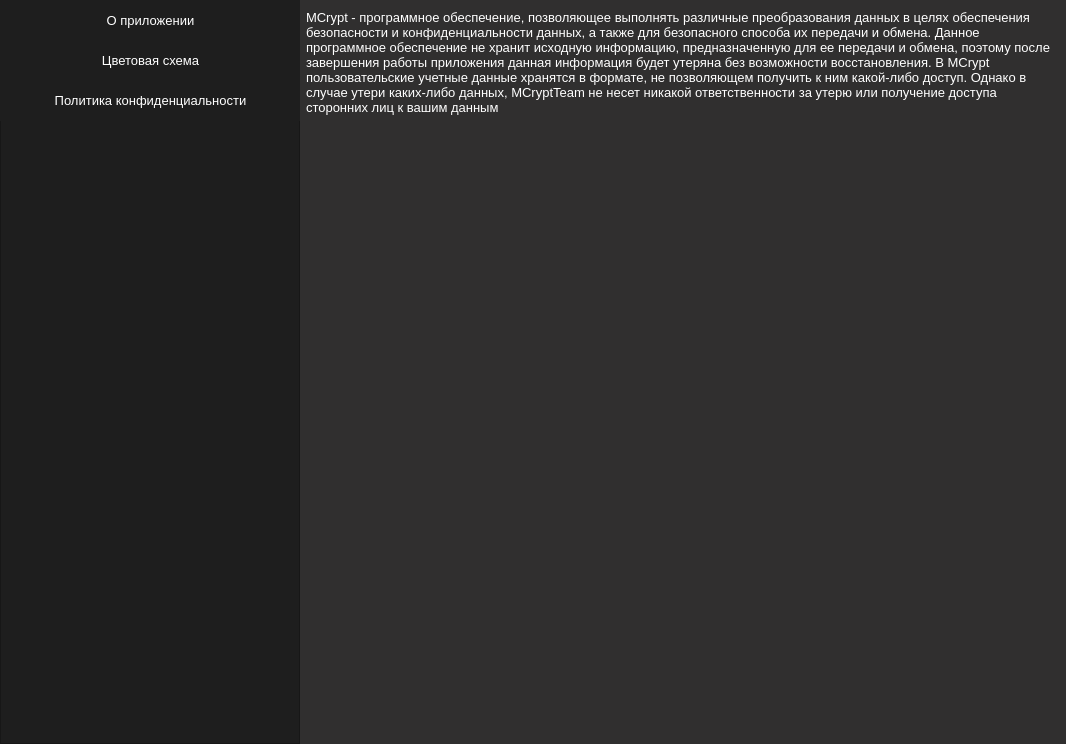
Aiow-dev/MCryptApp, file views/templates/settings_window.ui: the form before one commit.
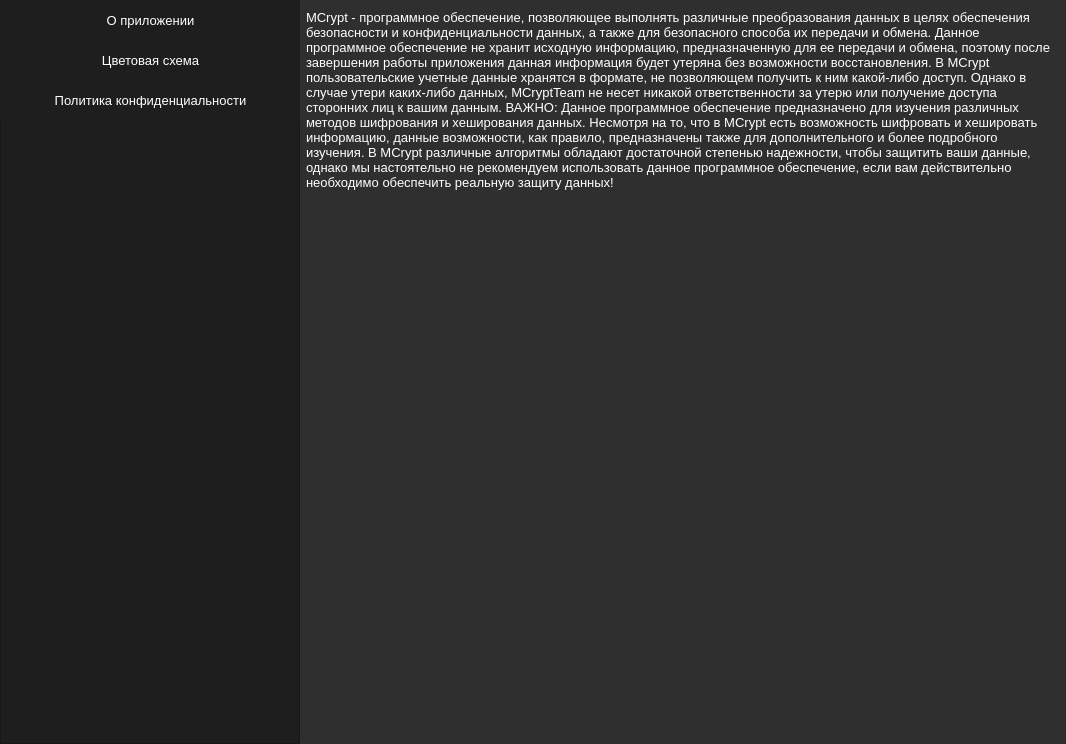
The form after the commit.

Commit message: update privacy policy

Patch:
```diff
--- a/views/templates/settings_window.ui
+++ b/views/templates/settings_window.ui
@@ -273,7 +273,7 @@
          <x>0</x>
          <y>10</y>
          <width>751</width>
-         <height>251</height>
+         <height>441</height>
         </rect>
        </property>
        <property name="font">
@@ -287,7 +287,7 @@
 }</string>
        </property>
        <property name="text">
-        <string>MCrypt - программное обеспечение, позволяющее выполнять различные преобразования данных в целях обеспечения безопасности и конфиденциальности данных, а также для безопасного способа их передачи и обмена. Данное программное обеспечение не хранит исходную информацию, предназначенную для ее передачи и обмена, поэтому после завершения работы приложения данная информация будет утеряна без возможности восстановления. В MCrypt пользовательские учетные данные хранятся в формате, не позволяющем получить к ним какой-либо доступ. Однако в случае утери каких-либо данных, MCryptTeam не несет никакой ответственности за утерю или получение доступа сторонних лиц к вашим данным</string>
+        <string>MCrypt - программное обеспечение, позволяющее выполнять различные преобразования данных в целях обеспечения безопасности и конфиденциальности данных, а также для безопасного способа их передачи и обмена. Данное программное обеспечение не хранит исходную информацию, предназначенную для ее передачи и обмена, поэтому после завершения работы приложения данная информация будет утеряна без возможности восстановления. В MCrypt пользовательские учетные данные хранятся в формате, не позволяющем получить к ним какой-либо доступ. Однако в случае утери каких-либо данных, MCryptTeam не несет никакой ответственности за утерю или получение доступа сторонних лиц к вашим данным. ВАЖНО: Данное программное обеспечение предназначено для изучения различных методов шифрования и хеширования данных. Несмотря на то, что в MCrypt есть возможность шифровать и хешировать информацию, данные возможности, как правило, предназначены также для дополнительного и более подробного изучения. В MCrypt различные алгоритмы обладают достаточной степенью надежности, чтобы защитить ваши данные, однако мы настоятельно не рекомендуем использовать данное программное обеспечение, если вам действительно необходимо обеспечить реальную защиту данных!</string>
        </property>
        <property name="alignment">
         <set>Qt::AlignLeading|Qt::AlignLeft|Qt::AlignTop</set>
```
The commit also changes 1 other file.
